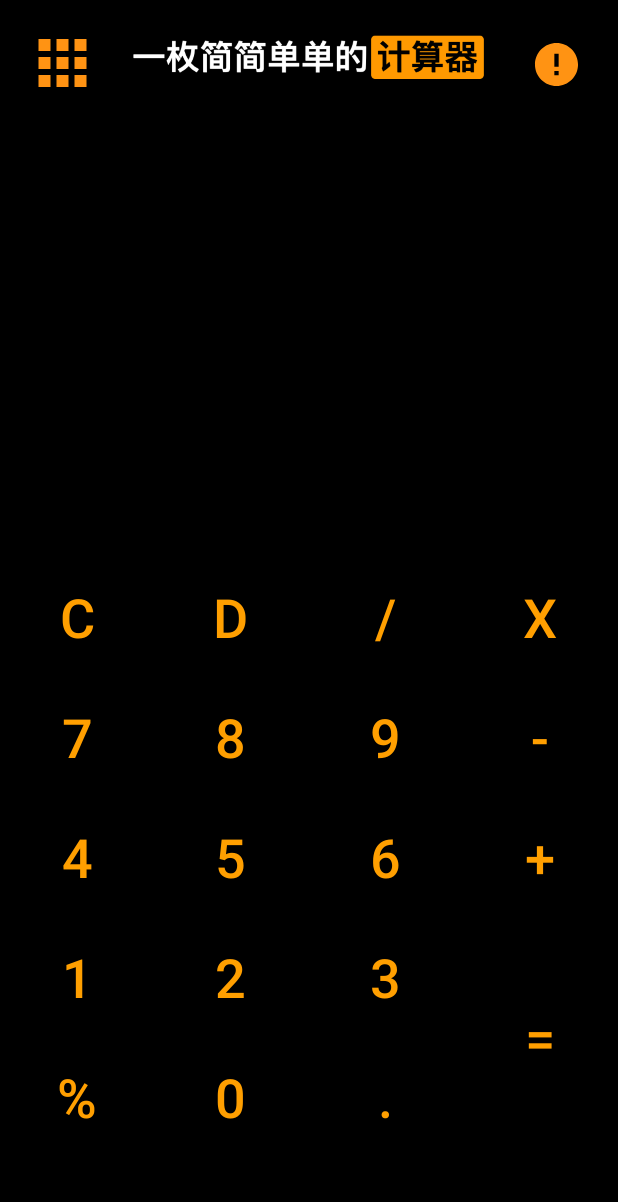
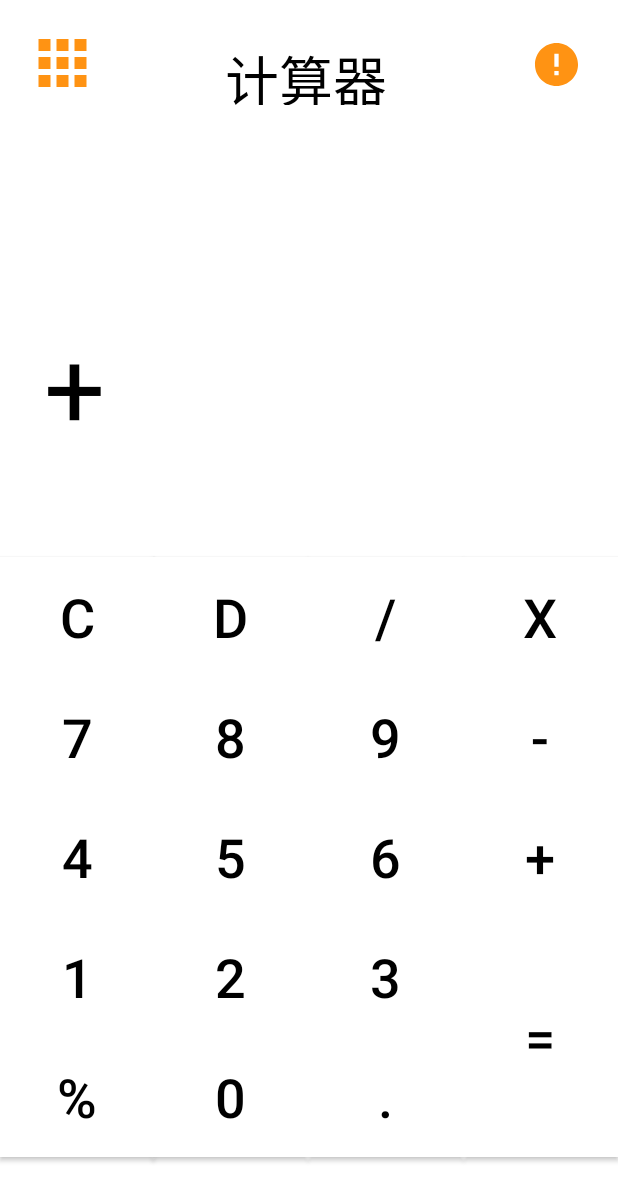
Before and after one commit to trueWangSyutung/A-simple-calculator-software, an Android app: the screen it shows after launch (MainActivity), on a phone screen of 412 x 824 dp. Shown: the top 1202 px of the screen. Run offline under Robolectric (Android 15) with nearby library versions, the phone set to English and light mode, and no system bars.

Commit message:
update2 更新主题设置

```diff
--- a/build.gradle
+++ b/build.gradle
@@ -11,7 +11,7 @@ android {
         minSdkVersion 16
         targetSdkVersion 30
         versionCode 1
-        versionName "2.0.0"
+        versionName "2.0.1"
 
         testInstrumentationRunner "androidx.test.runner.AndroidJUnitRunner"
     }
--- a/src/main/res/layout/activity_about.xml
+++ b/src/main/res/layout/activity_about.xml
@@ -23,10 +23,11 @@
     <TextView
         android:id="@+id/textView4"
         android:layout_width="wrap_content"
+        android:layout_height="wrap_content"
         android:background="@color/myColor"
+        android:gravity="center"
+        android:text="\t作者作为一个android开发的新手\n那么UI设计就免了\n而且还存在不少的bug"
         android:textColor="@color/myWhite"
-        android:layout_height="wrap_content"
-        android:text="\t作者作为一个android开发的新手\n那么UI设计就免了\n而且还存在不少的bug"
         android:textSize="18sp"
         app:layout_constraintBottom_toBottomOf="parent"
         app:layout_constraintEnd_toEndOf="parent"
@@ -40,8 +41,9 @@
         android:layout_width="wrap_content"
         android:layout_height="wrap_content"
         android:background="@color/myColor"
+        android:gravity="center"
+        android:text="邮箱：wangxudong@syutung.cn"
         android:textColor="@color/myWhite"
-        android:text="邮箱：wangxudong@syutung.cn"
         android:textSize="18sp"
         app:layout_constraintEnd_toEndOf="@+id/textView4"
         app:layout_constraintStart_toStartOf="@+id/textView4"
@@ -49,11 +51,11 @@
 
     <ImageView
         android:id="@+id/imageView"
-        android:layout_width="211dp"
-        android:layout_height="178dp"
+        android:layout_width="216dp"
+        android:layout_height="184dp"
+        android:layout_marginTop="188dp"
         android:background="@color/myColor"
         android:textColor="@color/myWhite"
-        android:layout_marginTop="188dp"
         app:layout_constraintEnd_toEndOf="@+id/textView"
         app:layout_constraintHorizontal_bias="1.0"
         app:layout_constraintStart_toStartOf="@+id/textView"
@@ -75,14 +77,14 @@
     <TextView
         android:id="@+id/kaiyuan"
         android:layout_width="wrap_content"
+        android:layout_height="wrap_content"
         android:background="@color/myColor"
+        android:text="开源项目文件"
         android:textColor="@color/myWhite"
-        android:layout_height="wrap_content"
-        android:text="开源项目文件"
         app:layout_constraintBottom_toBottomOf="parent"
         app:layout_constraintEnd_toEndOf="parent"
         app:layout_constraintStart_toStartOf="parent"
         app:layout_constraintTop_toBottomOf="@+id/textView4"
-        app:layout_constraintVertical_bias="0.922" />
+        app:layout_constraintVertical_bias="0.916" />
 
 </androidx.constraintlayout.widget.ConstraintLayout>
--- a/src/main/res/layout/activity_main.xml
+++ b/src/main/res/layout/activity_main.xml
@@ -298,12 +298,12 @@
 
     <TextView
         android:id="@+id/input"
-        android:layout_width="377dp"
-        android:layout_height="113dp"
+        android:layout_width="360dp"
+        android:layout_height="95dp"
+        android:background="@color/myColor"
         android:gravity="right"
-        android:background="@color/myColor"
         android:textColor="@color/myWhite"
-        android:textSize="36sp"
+        android:textSize="48sp"
         app:layout_constraintBottom_toBottomOf="parent"
         app:layout_constraintEnd_toEndOf="parent"
         app:layout_constraintHorizontal_bias="0.562"
@@ -315,11 +315,11 @@
         android:id="@+id/gongshi"
         android:layout_width="371dp"
         android:layout_height="115dp"
+        android:background="@color/myColor"
         android:gravity="right"
         android:textAllCaps="false"
-        android:textSize="36sp"
-        android:background="@color/myColor"
         android:textColor="@color/myWhite"
+        android:textSize="72sp"
         android:textStyle="bold"
         android:typeface="normal"
         android:verticalScrollbarPosition="defaultPosition"
@@ -358,12 +358,12 @@
 
     <TextView
         android:id="@+id/fuhao1"
-        android:layout_width="73dp"
-        android:layout_height="67dp"
-        android:text=" "
+        android:layout_width="40dp"
+        android:layout_height="105dp"
         android:background="@color/myColor"
+        android:text="+"
         android:textColor="@color/myWhite"
-        android:textSize="30sp"
+        android:textSize="72sp"
         app:layout_constraintBottom_toBottomOf="@+id/input"
         app:layout_constraintEnd_toEndOf="@+id/input"
         app:layout_constraintHorizontal_bias="0.0"
@@ -371,16 +371,18 @@
         app:layout_constraintTop_toTopOf="@+id/input"
         app:layout_constraintVertical_bias="0.0" />
 
-    <ImageView
-        android:id="@+id/imageView2"
-        android:layout_width="251dp"
-        android:layout_height="82dp"
-        app:layout_constraintBottom_toBottomOf="parent"
+    <TextView
+        android:id="@+id/textView11"
+        android:layout_width="110dp"
+        android:layout_height="44dp"
+        android:text="计算器"
+        android:textColor="@color/myWhite"
+        android:textSize="36sp"
+        app:layout_constraintBottom_toTopOf="@+id/gongshi"
         app:layout_constraintEnd_toStartOf="@+id/imageView3"
-        app:layout_constraintHorizontal_bias="0.434"
+        app:layout_constraintHorizontal_bias="0.494"
         app:layout_constraintStart_toEndOf="@+id/more"
         app:layout_constraintTop_toTopOf="parent"
-        app:layout_constraintVertical_bias="0.0"
-        app:srcCompat="@drawable/logo" />
+        app:layout_constraintVertical_bias="0.526" />
 
 </androidx.constraintlayout.widget.ConstraintLayout>
--- a/src/main/res/values/colors.xml
+++ b/src/main/res/values/colors.xml
@@ -3,6 +3,6 @@
     <color name="colorPrimary">#6200EE</color>
     <color name="colorPrimaryDark">#000000</color>
     <color name="colorAccent">#03DAC5</color>
-    <color name="myWhite">#FF9F00</color>
-    <color name="myColor">#000000</color>
+    <color name="myWhite">#000000</color>
+    <color name="myColor">#FFFFFF</color>
 </resources>
--- a/src/main/res/values/styles.xml
+++ b/src/main/res/values/styles.xml
@@ -1,7 +1,7 @@
 <resources>
 
     <!-- Base application theme. -->
-    <style name="AppTheme" parent="Theme.AppCompat.Light.NoActionBar">
+    <style name="AppTheme" parent="Theme.AppCompat.DayNight.NoActionBar">
         <!-- Customize your theme here. -->
         <item name="colorPrimary">@color/colorPrimary</item>
         <item name="colorPrimaryDark">@color/colorPrimaryDark</item>
```
Also changed, not shown: 1 other file.
